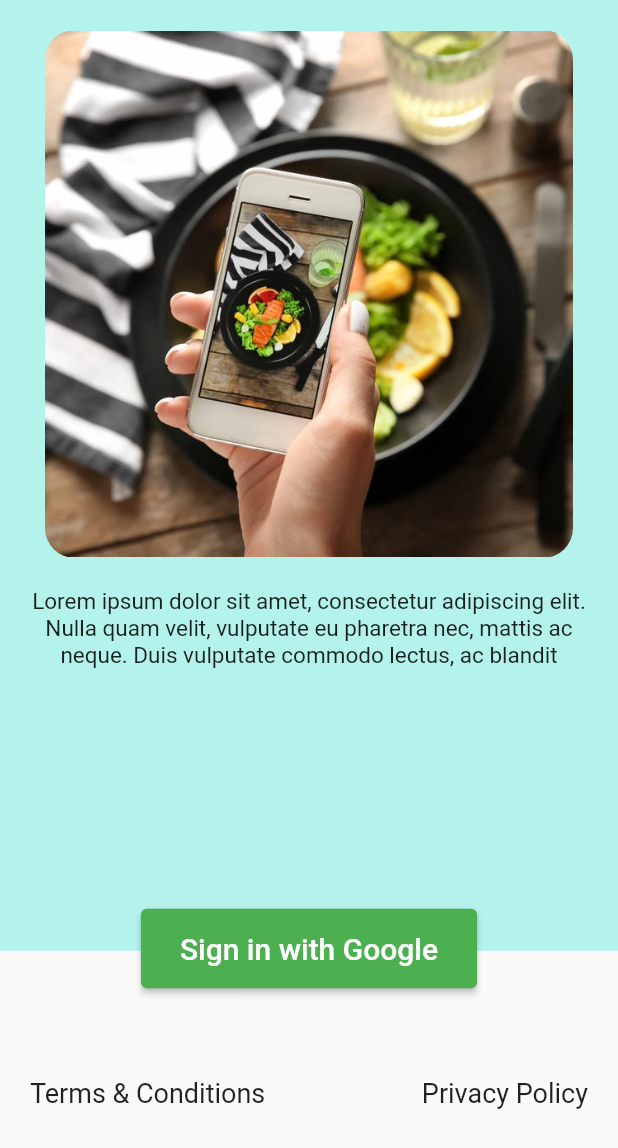
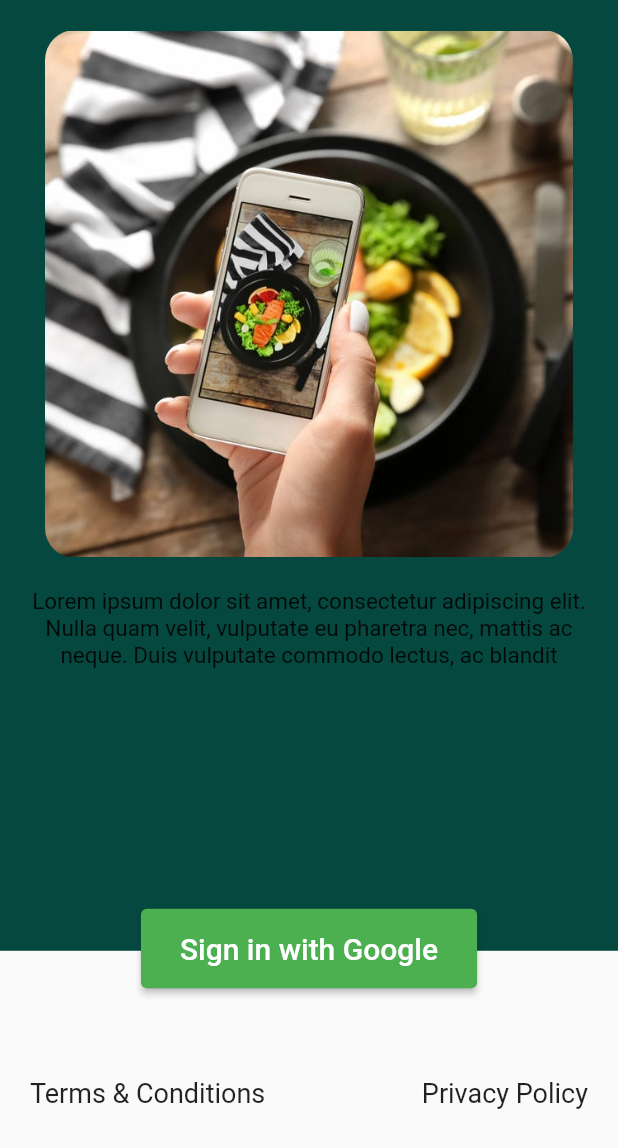
Before and after one commit to cepdnaclk/SnaT-meal-tracking-app, a Flutter app: the screen it shows after launch, on a phone screen of 412 x 824 dp. Shown: the top 1148 px of the screen. Run offline on Flutter 3.47's test engine with Material 2 defaults, Android fonts, the light colour scheme and no system bars; our stand-ins replace camera, charts_flutter, cloud_firestore, firebase_auth, firebase_core, firebase_storage and 8 more; missing offline and left inert: flutter_3d_choice_chip, pretty_gauge; accounts and stored records are empty.

Commit message:
change pubs file

```diff
--- a/lib/Theme/theme_info.dart
+++ b/lib/Theme/theme_info.dart
@@ -3,7 +3,7 @@ import 'package:flutter/material.dart';
 class ThemeInfo {
   //Colors
   //static Color primaryColor = const Color(0xff0f5951);
-  static Color primaryColor = const Color(0xffb4f2ec);
+  static Color primaryColor = const Color(0xff054840);
   static Color bottomTabButtonColor = const Color(0xff2ea29f);
   // Color.fromARGB(46, 162, 159, 1);
   // Fonts
--- a/pubspec.yaml
+++ b/pubspec.yaml
@@ -39,7 +39,6 @@ dependencies:
   charts_flutter: ^0.12.0
   table_calendar: ^3.0.6
   camera: ^0.9.4+1
-  charts_flutter: ^0.12.0
   flutter_3d_choice_chip: ^0.1.4
   swipeable_button_view: ^0.0.2
   page_transition: ^2.0.5
```
